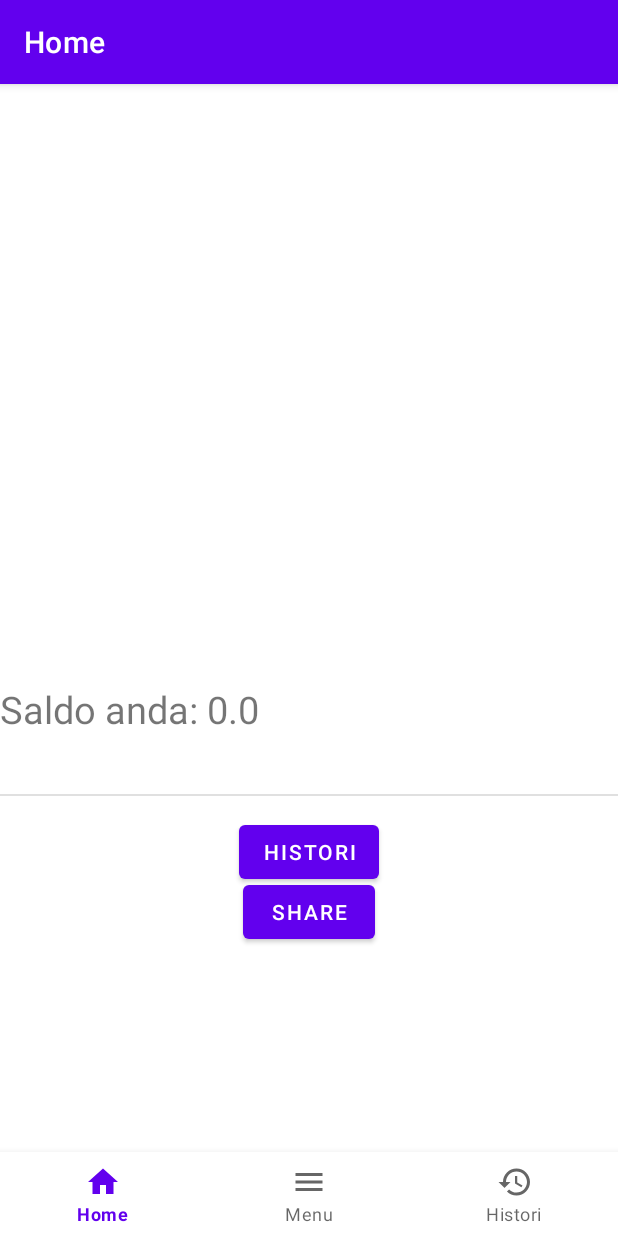
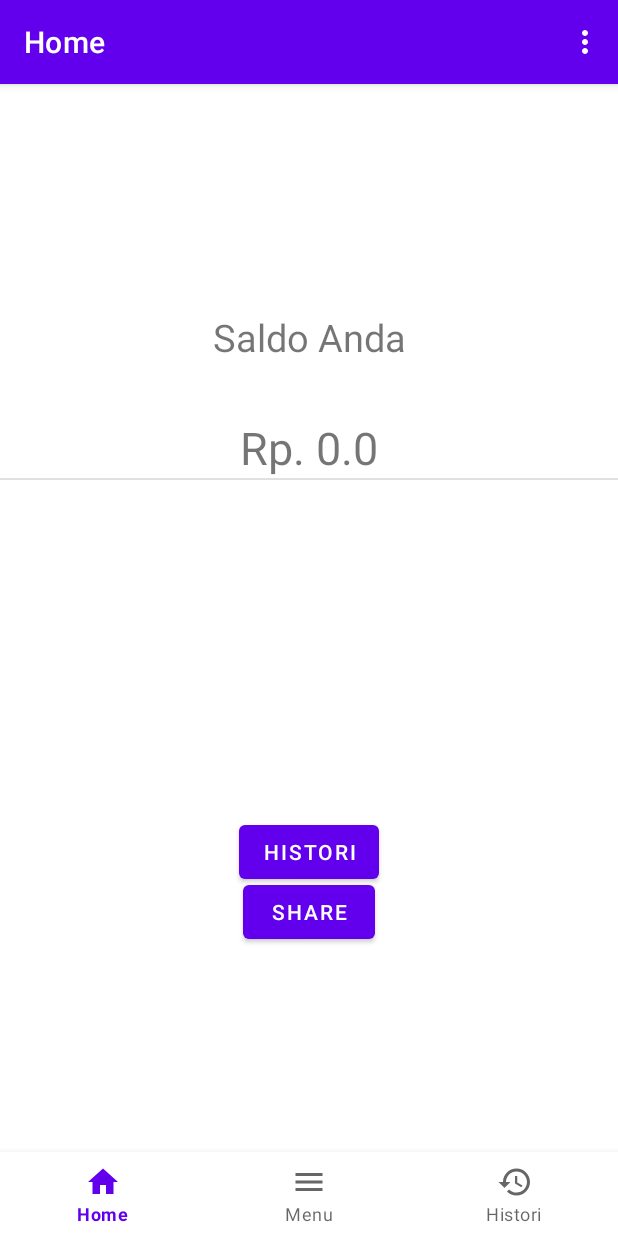
Before and after one commit to MARTHINTAMBUN/assesment-2-mobpro, an Android app: the screen it shows after launch (MainActivity), after a tap on "TAMBAH DATA", on a phone screen of 412 x 824 dp. Run offline under Robolectric (Android 15) with nearby library versions, the phone set to English and light mode, and no system bars; our stand-ins replace Room's generated code, navigation-ui.

```diff
--- a/app/src/main/AndroidManifest.xml
+++ b/app/src/main/AndroidManifest.xml
@@ -1,6 +1,8 @@
 <?xml version="1.0" encoding="utf-8"?>
 <manifest xmlns:android="http://schemas.android.com/apk/res/android"
     xmlns:tools="http://schemas.android.com/tools">
+
+    <uses-permission android:name="android.permission.INTERNET" />
 
     <application
         android:allowBackup="true"
--- a/app/src/main/java/org/d3if3086/tabunganku/ui/histori/HistoriFragment.kt
+++ b/app/src/main/java/org/d3if3086/tabunganku/ui/histori/HistoriFragment.kt
@@ -1,5 +1,6 @@
 package org.d3if3051.mobpro1.ui.histori
 
+import android.app.Application
 import android.os.Bundle
 import android.view.*
 import androidx.core.content.ContextCompat
@@ -108,4 +109,5 @@ class HistoriFragment : Fragment() {
             }
             .show()
     }
+
 }
--- a/app/src/main/java/org/d3if3086/tabunganku/ui/histori/HistoriViewModel.kt
+++ b/app/src/main/java/org/d3if3086/tabunganku/ui/histori/HistoriViewModel.kt
@@ -6,14 +6,13 @@ import kotlinx.coroutines.Dispatchers
 import kotlinx.coroutines.launch
 import kotlinx.coroutines.withContext
 import org.d3if3086.tabunganku.db.TabunganDao
-
 class HistoriViewModel(private val db: TabunganDao) : ViewModel() {
     val data = db.getAllData()
-
 
     fun hapusData() = viewModelScope.launch {
         withContext(Dispatchers.IO) {
             db.clearData()
         }
     }
+
 }
--- a/app/src/main/java/org/d3if3086/tabunganku/ui/home/HomeAdapter.kt
+++ b/app/src/main/java/org/d3if3086/tabunganku/ui/home/HomeAdapter.kt
@@ -46,7 +46,8 @@ class HomeAdapter :
     ) : RecyclerView.ViewHolder(binding.root) {
 
         fun bind(item: TabunganEntity){
-            binding.saldo.text = "Saldo anda: " + item.saldo.toString()
+            binding.text.text = "Saldo Anda"
+            binding.saldo.text = "Rp. " + item.saldo.toString()
         }
 
 
--- a/app/src/main/java/org/d3if3086/tabunganku/ui/home/HomeFragment.kt
+++ b/app/src/main/java/org/d3if3086/tabunganku/ui/home/HomeFragment.kt
@@ -2,9 +2,7 @@ package org.d3if3086.tabunganku.ui.home
 
 import android.content.Intent
 import android.os.Bundle
-import android.view.LayoutInflater
-import android.view.View
-import android.view.ViewGroup
+import android.view.*
 import android.widget.TextView
 import androidx.fragment.app.Fragment
 import androidx.lifecycle.ViewModelProvider
@@ -27,17 +25,34 @@ class HomeFragment : Fragment() {
 
     private lateinit var binding: FragmentHomeBinding
 
+    override fun onCreateOptionsMenu(menu: Menu, inflater: MenuInflater) {
+        super.onCreateOptionsMenu(menu, inflater)
+        inflater.inflate(R.menu.option_menu, menu)
+    }
 
+    override fun onOptionsItemSelected(item: MenuItem): Boolean {
+        when(item.itemId) {
+            R.id.menu_about -> {
+                findNavController().navigate(
+                    R.id.action_navigation_home_to_aboutFragment
+                )
+                return true
+            }
+        }
+        return super.onOptionsItemSelected(item)
+    }
 
     override fun onCreateView(
         inflater: LayoutInflater,
         container: ViewGroup?,
         savedInstanceState: Bundle?
     ): View {
-        binding = FragmentHomeBinding.inflate(layoutInflater,
-            container, false)
+        binding = FragmentHomeBinding.inflate(layoutInflater, container, false)
+        setHasOptionsMenu(true)
         return binding.root
     }
+
+
 
     override fun onViewCreated(view: View, savedInstanceState: Bundle?) {
         myAdapter = HomeAdapter()
--- a/app/src/main/java/org/d3if3086/tabunganku/ui/menu/MenuFragment.kt
+++ b/app/src/main/java/org/d3if3086/tabunganku/ui/menu/MenuFragment.kt
@@ -53,6 +53,7 @@ class MenuFragment : Fragment() {
         }
         viewModel.data.observe(viewLifecycleOwner, {
             myAdapter.submitList(it)
+            View.GONE
         })
         binding.tambah.setOnClickListener {
             tambah()
@@ -60,6 +61,7 @@ class MenuFragment : Fragment() {
         binding.tarik.setOnClickListener {
             tarik()
         }
+        binding.saldo.text = viewModel.data.value?.get(0)?.saldo.toString()
     }
 
     override fun onDestroyView() {
@@ -71,7 +73,7 @@ class MenuFragment : Fragment() {
     fun tambah()
     {
         val dataTambah = binding.tambahEditText.text.toString()
-        val saldoData = binding.tambahEditText2.text.toString()
+        val saldoData = binding.saldo.text.toString()
         viewModel.tambah(
             dataTambah.toFloat(),
             saldoData.toFloat()
@@ -81,7 +83,7 @@ class MenuFragment : Fragment() {
     fun tarik()
     {
         val dataTambah = binding.tambahEditText.text.toString()
-        val saldoData = binding.tambahEditText2.text.toString()
+        val saldoData = binding.saldo.text.toString()
         viewModel.tarik(
             dataTambah.toFloat(),
             saldoData.toFloat()
--- /dev/null
+++ b/app/src/main/res/drawable/baseline_broken_image_24.xml
@@ -0,0 +1,5 @@
+<vector android:height="24dp" android:tint="#B3B3B3"
+    android:viewportHeight="24" android:viewportWidth="24"
+    android:width="24dp" xmlns:android="http://schemas.android.com/apk/res/android">
+    <path android:fillColor="@android:color/white" android:pathData="M21,5v6.59l-3,-3.01 -4,4.01 -4,-4 -4,4 -3,-3.01L3,5c0,-1.1 0.9,-2 2,-2h14c1.1,0 2,0.9 2,2zM18,11.42l3,3.01L21,19c0,1.1 -0.9,2 -2,2L5,21c-1.1,0 -2,-0.9 -2,-2v-6.58l3,2.99 4,-4 4,4 4,-3.99z"/>
+</vector>
--- a/app/src/main/res/layout/item_dashboard.xml
+++ b/app/src/main/res/layout/item_dashboard.xml
@@ -5,7 +5,7 @@
     xmlns:tools="http://schemas.android.com/tools"
     android:layout_width="match_parent"
     android:layout_height="wrap_content"
-    android:layout_marginTop="-52dp">
+    android:layout_marginTop="700dp">
     <TextView
         android:id="@+id/tanggalTextView"
         android:layout_width="wrap_content"
--- a/app/src/main/res/layout/item_home.xml
+++ b/app/src/main/res/layout/item_home.xml
@@ -5,39 +5,33 @@
     xmlns:tools="http://schemas.android.com/tools"
     android:layout_width="match_parent"
     android:layout_height="wrap_content"
-    android:layout_marginTop="300dp">
+    android:layout_marginTop="90dp">
 
     <TextView
-        android:id="@+id/tanggalTextView"
+        android:id="@+id/text"
         android:layout_width="wrap_content"
         android:layout_height="wrap_content"
-        android:layout_marginTop="16dp"
-        android:textStyle="bold"
+        android:gravity="center"
+        android:textSize="25dp"
+        app:layout_constraintEnd_toEndOf="parent"
+        app:layout_constraintStart_toStartOf="parent"
         app:layout_constraintTop_toTopOf="parent"
-        tools:layout_editor_absoluteX="45dp"
-        tools:text=""
-        tools:ignore="MissingConstraints" />
+        android:layout_marginTop="5dp"
+        tools:ignore="MissingConstraints"
+        tools:text="Saldo Anda" />
 
     <TextView
         android:id="@+id/saldo"
         android:layout_width="wrap_content"
         android:layout_height="wrap_content"
-        android:layout_marginTop="8dp"
-        android:textSize="25dp"
-        app:layout_constraintStart_toStartOf="@+id/tanggalTextView"
-        app:layout_constraintTop_toBottomOf="@+id/tanggalTextView"
-        tools:ignore="MissingConstraints"
-        tools:text="Saldo Anda" />
+        android:layout_marginTop="36dp"
+        android:gravity="center"
+        android:text="Rp. 0"
+        android:textSize="30dp"
+        app:layout_constraintBottom_toBottomOf="parent"
+        app:layout_constraintEnd_toEndOf="parent"
+        app:layout_constraintStart_toStartOf="parent"
+        app:layout_constraintTop_toBottomOf="@+id/text"
+        tools:ignore="MissingConstraints" />
 
-    <TextView
-        android:id="@+id/saldoTextView"
-        android:layout_width="0dp"
-        android:layout_height="wrap_content"
-        android:layout_marginTop="4dp"
-        android:layout_marginBottom="16dp"
-        app:layout_constraintBottom_toBottomOf="parent"
-        app:layout_constraintHorizontal_chainStyle="spread"
-        app:layout_constraintStart_toStartOf="@+id/tanggalTextView"
-        app:layout_constraintTop_toBottomOf="@+id/saldo"
-        tools:text="" />
 </androidx.constraintlayout.widget.ConstraintLayout>
--- /dev/null
+++ b/app/src/main/res/menu/option_menu.xml
@@ -0,0 +1,7 @@
+<menu xmlns:android="http://schemas.android.com/apk/res/android"
+    xmlns:app="http://schemas.android.com/apk/res-auto">
+    <item
+        android:id="@+id/menu_about"
+        android:title="@string/tentang_aplikasi"
+        app:showAsAction="never" />
+</menu>
--- a/app/src/main/res/navigation/mobile_navigation.xml
+++ b/app/src/main/res/navigation/mobile_navigation.xml
@@ -13,6 +13,9 @@
         <action
             android:id="@+id/action_navigation_home_to_navigation_notifications"
             app:destination="@id/navigation_notifications" />
+        <action
+            android:id="@+id/action_navigation_home_to_aboutFragment"
+            app:destination="@id/aboutFragment" />
     </fragment>
 
     <fragment
@@ -51,4 +54,9 @@
             android:id="@+id/action_tarikFragment_to_navigation_dashboard"
             app:destination="@id/navigation_dashboard" />
     </fragment>
+    <fragment
+        android:id="@+id/aboutFragment"
+        android:name="org.d3if3086.tabunganku.ui.about.AboutFragment"
+        android:label="AboutFragment"
+        tools:layout="@layout/fragment_about"/>
 </navigation>
--- a/app/src/main/res/values/strings.xml
+++ b/app/src/main/res/values/strings.xml
@@ -13,4 +13,7 @@
     <string name="konfirmasi_hapus_1">Hapus histori?</string>
     <string name="hapus">Hapus</string>
     <string name="batal">Batal</string>
+    <string name="tentang_aplikasi">Tentang Apikasi</string>
+    <string name="copyright">Load</string>
+    <string name="koneksi_error">Koneksi Error</string>
 </resources>
```
Also changed, not shown: app/build.gradle (+10 -0 lines), app/src/main/java/org/d3if3086/tabunganku/network/TabunganApiService.kt (added, +31 -0 lines), app/src/main/java/org/d3if3086/tabunganku/network/UpdateWorker.kt (added, +19 -0 lines), app/src/main/java/org/d3if3086/tabunganku/ui/about/AboutFragment.kt (added, +80 -0 lines), app/src/main/java/org/d3if3086/tabunganku/ui/about/AboutViewModel.kt (added, +46 -0 lines), app/src/main/java/org/d3if3086/tabunganku/ui/menu/MenuAdapter.kt (+9 -5 lines), app/src/main/res/layout/fragment_about.xml (added, +77 -0 lines), app/src/main/res/layout/fragment_dashboard.xml (+6 -5 lines).
